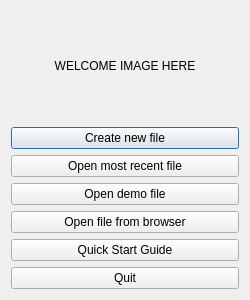
This is src/views/ui_files/dialogs/welcome_dialog.ui in JakubFranek/Kapytal as Qt 5 draws it before an edit. The edited form follows.
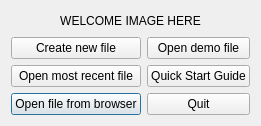
This is the edited form.

Commit message:
Fix crash causing bugs, improve WelcomeDialog
Improve WelcomeDialog image.
Fix bug: crash when editing Transaction(s) with added/removed Tags via
Add Tags/Remove Tags actions.
Fix bug: Tags could not be changed when editing multiple
CashTransactions.
Move the WelcomeDialog buttons to a 2x3 grid layout.
Rename SingleTagRowWidget.tags property to tag_names.
Rename SplitTagRowWidget.tag property to tag_name.

```diff
--- a/src/views/ui_files/dialogs/welcome_dialog.ui
+++ b/src/views/ui_files/dialogs/welcome_dialog.ui
@@ -9,8 +9,8 @@
    <rect>
     <x>0</x>
     <y>0</y>
-    <width>250</width>
-    <height>300</height>
+    <width>256</width>
+    <height>126</height>
    </rect>
   </property>
   <property name="sizePolicy">
@@ -43,46 +43,50 @@
     </widget>
    </item>
    <item>
-    <widget class="QPushButton" name="createNewFilePushButton">
+    <layout class="QGridLayout" name="gridLayout">
+     <item row="2" column="0">
+      <widget class="QPushButton" name="openFilePushButton">
      <property name="text">
-      <string>Create new file</string>
+        <string>Open file from browser</string>
      </property>
     </widget>
    </item>
-   <item>
+     <item row="1" column="0">
     <widget class="QPushButton" name="openRecentFilePushButton">
      <property name="text">
       <string>Open most recent file</string>
      </property>
     </widget>
    </item>
-   <item>
+     <item row="0" column="0">
+      <widget class="QPushButton" name="createNewFilePushButton">
+       <property name="text">
+        <string>Create new file</string>
+       </property>
+      </widget>
+     </item>
+     <item row="0" column="1">
     <widget class="QPushButton" name="openDemoFilePushButton">
      <property name="text">
       <string>Open demo file</string>
      </property>
     </widget>
    </item>
-   <item>
-    <widget class="QPushButton" name="openFilePushButton">
-     <property name="text">
-      <string>Open file from browser</string>
-     </property>
-    </widget>
-   </item>
-   <item>
+     <item row="1" column="1">
     <widget class="QPushButton" name="openQuickStartGuidePushButton">
      <property name="text">
       <string>Quick Start Guide</string>
      </property>
     </widget>
    </item>
-   <item>
+     <item row="2" column="1">
     <widget class="QPushButton" name="quitPushButton">
      <property name="text">
       <string>Quit</string>
      </property>
     </widget>
+     </item>
+    </layout>
    </item>
   </layout>
  </widget>
```
Lines whose indentation alone changed are shown as unchanged. The commit also changes 7 other files.
